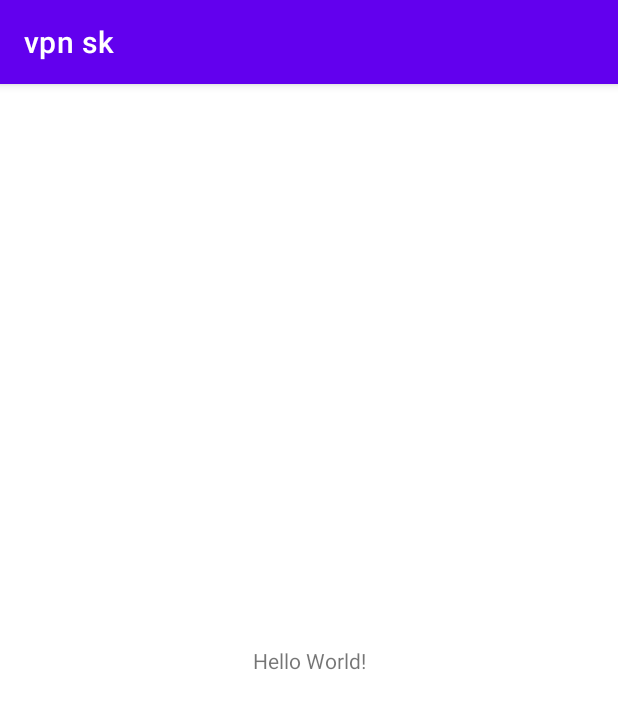
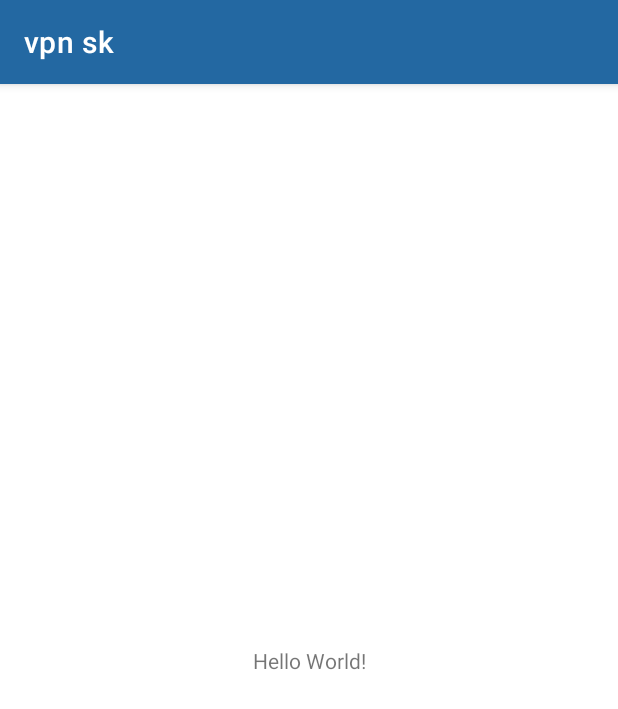
Before and after one commit to MahdiKaseAtashin/sk-vpn, an Android app: the screen it shows after launch (MainActivity), on a phone screen of 412 x 824 dp. Shown: the top 709 px of the screen. Run offline under Robolectric (Android 15) with nearby library versions, the phone set to English and light mode, and no system bars; our stand-ins replace Dagger/Hilt's generated code.

Commit message:
+ splash screen + di with hilt + application class

```diff
--- a/app/src/main/java/com/mahdikaseatashin/vpnsk/MyApp.kt
+++ b/app/src/main/java/com/mahdikaseatashin/vpnsk/MyApp.kt
@@ -1,8 +1,6 @@
 package com.mahdikaseatashin.vpnsk
 
 import android.app.Application
-import dagger.hilt.android.HiltAndroidApp
 
-@HiltAndroidApp
 class MyApp : Application() {
 }
--- /dev/null
+++ b/app/src/main/java/com/mahdikaseatashin/vpnsk/utils/SplashActivity.kt
@@ -0,0 +1,15 @@
+package com.mahdikaseatashin.vpnsk.utils
+
+import android.content.Intent
+import android.os.Bundle
+import androidx.appcompat.app.AppCompatActivity
+import com.mahdikaseatashin.vpnsk.view.MainActivity
+
+
+class SplashActivity : AppCompatActivity() {
+    override fun onCreate(savedInstanceState: Bundle?) {
+        super.onCreate(savedInstanceState)
+        startActivity(Intent(this, MainActivity::class.java))
+        finish()
+    }
+}
--- a/app/src/main/java/com/mahdikaseatashin/vpnsk/view/MainActivity.kt
+++ b/app/src/main/java/com/mahdikaseatashin/vpnsk/view/MainActivity.kt
@@ -5,7 +5,6 @@ import androidx.appcompat.app.AppCompatActivity
 import com.mahdikaseatashin.vpnsk.R
 import dagger.hilt.android.AndroidEntryPoint
 
-@AndroidEntryPoint
 class MainActivity : AppCompatActivity() {
     override fun onCreate(savedInstanceState: Bundle?) {
         super.onCreate(savedInstanceState)
--- /dev/null
+++ b/app/src/main/res/drawable/splash_background.xml
@@ -0,0 +1,7 @@
+<?xml version="1.0" encoding="utf-8"?>
+<layer-list xmlns:android="http://schemas.android.com/apk/res/android">
+    <item android:drawable="@color/lightest_blue" />
+    <item
+        android:gravity="center"
+        android:drawable="@drawable/vpn_logo" />
+</layer-list>
--- /dev/null
+++ b/app/src/main/res/drawable/vpn_logo.xml
@@ -0,0 +1,11 @@
+<vector xmlns:android="http://schemas.android.com/apk/res/android"
+    android:width="200dp"
+    android:height="200dp"
+    android:viewportHeight="16"
+    android:viewportWidth="16">
+    <path
+        android:fillColor="@color/light_theme_blue"
+        android:pathData="m7.9921,1.9943c-0.0773,0 -0.1545,0.024 -0.2198,0.072 -0.6248,0.4553 -2.5246,1.6981 -4.852,1.9164 -0.2798,0.0255 -0.4943,0.258 -0.4995,0.5393 -0.0285,1.8353 0.2655,8.0674 5.4303,9.4543 0.0915,0.0248 0.1883,0.0248 0.2798,0 5.1648,-1.3853 5.4603,-7.6189 5.4333,-9.4543 -0.0038,-0.2813 -0.2213,-0.513 -0.501,-0.5393 -2.3274,-0.2175 -4.2257,-1.4611 -4.852,-1.9164 -0.0653,-0.048 -0.1425,-0.072 -0.2198,-0.072m0,4.1252c0.6308,0 1.1423,0.5115 1.1423,1.1423 0,0.3255 -0.1365,0.618 -0.3548,0.8265l0.306,1.6216c0.0165,0.0885 -0.0435,0.1598 -0.1335,0.1598l-1.8999,0c-0.0893,0 -0.15,-0.072 -0.1335,-0.1598l0.303,-1.6043c-0.2288,-0.2093 -0.3735,-0.5093 -0.3735,-0.8438 0,-0.6308 0.5115,-1.1423 1.1423,-1.1423z"
+        android:strokeColor="#00000000"
+        android:strokeWidth="7.1343803" />
+</vector>
--- a/app/src/main/res/values/themes.xml
+++ b/app/src/main/res/values/themes.xml
@@ -2,15 +2,23 @@
     <!-- Base application theme. -->
     <style name="Theme.VpnSk" parent="Theme.MaterialComponents.DayNight.DarkActionBar">
         <!-- Primary brand color. -->
-        <item name="colorPrimary">@color/purple_500</item>
-        <item name="colorPrimaryVariant">@color/purple_700</item>
+        <item name="colorPrimary">@color/light_theme_blue</item>
+        <item name="colorPrimaryVariant">@color/dark_hover_blue</item>
         <item name="colorOnPrimary">@color/white</item>
         <!-- Secondary brand color. -->
-        <item name="colorSecondary">@color/teal_200</item>
-        <item name="colorSecondaryVariant">@color/teal_700</item>
+        <item name="colorSecondary">@color/light_number_bg_green</item>
+        <item name="colorSecondaryVariant">@color/dark_number_green</item>
         <item name="colorOnSecondary">@color/black</item>
         <!-- Status bar color. -->
         <item name="android:statusBarColor" tools:targetApi="l">?attr/colorPrimaryVariant</item>
         <!-- Customize your theme here. -->
     </style>
+
+    <style name="SplashTheme" parent="Theme.MaterialComponents.Light.NoActionBar">
+        <item name="android:windowBackground">@drawable/splash_background</item>
+        <item name="colorPrimary">@color/light_theme_blue</item>
+        <item name="colorPrimaryVariant">@color/dark_hover_blue</item>
+        <item name="colorSecondary">@color/light_number_bg_green</item>
+        <item name="android:statusBarColor">?attr/colorPrimaryVariant</item>
+    </style>
 </resources>
```
Also changed, not shown: app/src/main/AndroidManifest.xml (+6 -4 lines), app/src/main/res/values/colors.xml (+63 -0 lines).
